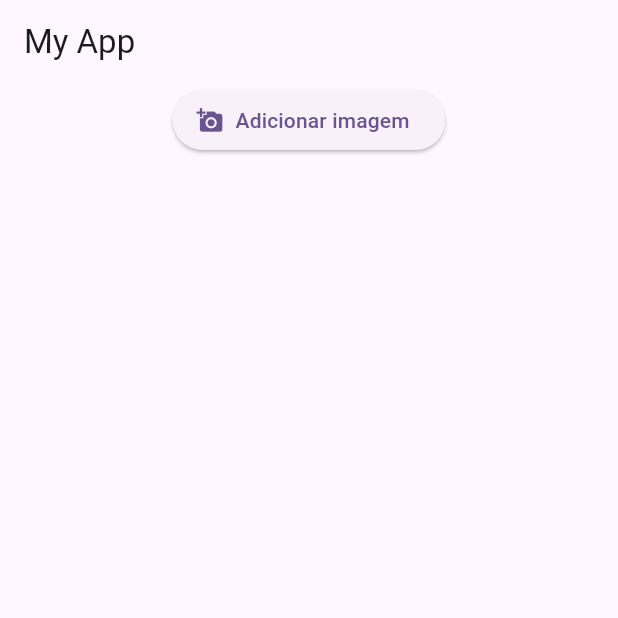
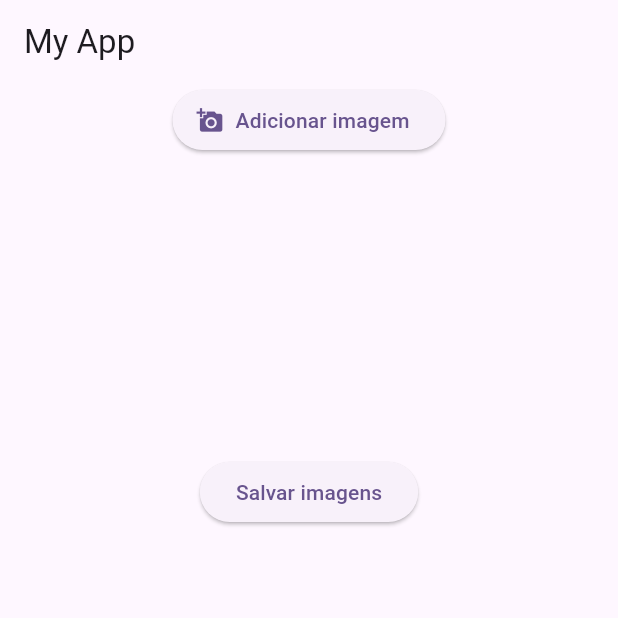
Before and after one commit to gfgomes/flutter_plugin_test, a Flutter app: the screen it shows after launch, on a phone screen of 412 x 824 dp, the top half of it. Run offline on Flutter 3.47's test engine with Material 3 defaults, Android fonts, the phone set to English and light mode, and no system bars; our stand-ins replace full_screen_image, image_picker; missing offline and left inert: cross_file_image.

Commit message:
Versão 1 do componente finalziado

```diff
--- a/lib/main.dart
+++ b/lib/main.dart
@@ -1,5 +1,5 @@
 import 'package:flutter/material.dart';
-import 'package:flutter_plugin_test/screens/list_view_image_page.dart';
+import 'package:flutter_plugin_test/screens/list_view_image_horizontal_page.dart';
 
 void main() {
   runApp(const MyApp());
--- /dev/null
+++ b/lib/screens/list_view_image_horizontal_page.dart
@@ -0,0 +1,81 @@
+import 'package:flutter/material.dart';
+import 'package:flutter_plugin_test/widgets/core_dialogs_widgets.dart';
+import 'package:flutter_plugin_test/widgets/list_view_image_horizontal_widget.dart';
+import 'package:image_picker/image_picker.dart';
+
+class ListViewImageWidgetPage extends StatefulWidget {
+  const ListViewImageWidgetPage({super.key});
+
+  @override
+  State<ListViewImageWidgetPage> createState() =>
+      _ListViewImageWidgetPageState();
+}
+
+class _ListViewImageWidgetPageState extends State<ListViewImageWidgetPage> {
+  List<XFile>? imageFileList = [];
+  int maxImages = 5;
+  @override
+  Widget build(BuildContext context) {
+    return Scaffold(
+      appBar: AppBar(
+        title: Text('My App'),
+      ),
+      body: Column(
+        children: [
+          ListViewHorizontalImageWidget(
+            imageFileList: imageFileList,
+            maxImages: maxImages,
+            fnAddImage: addImage,
+            fnRemoveImage: removeImage,
+          ),
+          ElevatedButton(
+              onPressed: () => saveImages(), child: Text('Salvar imagens'))
+        ],
+      ),
+    );
+  }
+
+  /// Adds an image to the `imageFileList`.
+  ///
+  /// The `image` parameter is the `XFile` object representing the image to be added.
+  ///
+  /// This function updates the state by adding the `image` to the `imageFileList`.
+  ///
+  /// Returns a `Future<void>` indicating the completion of the operation.
+  Future<void> addImage(XFile image) async {
+    setState(() {
+      imageFileList!.add(image);
+    });
+  }
+
+  /// Removes an image from the `imageFileList`.
+  ///
+  /// The `context` parameter is the `BuildContext` object representing the current state of the widget tree.
+  /// The `image` parameter is the `XFile` object representing the image to be removed.
+  ///
+  /// This function displays a confirmation dialog to the user asking if they want to remove the image.
+  /// If the user confirms, the image is removed from the `imageFileList` and the state is updated.
+  ///
+  /// Returns a `Future<void>` indicating the completion of the operation.
+  Future<void> removeImage(BuildContext context, XFile image) async {
+    //enableCamButton();
+    await showConfirmationDialog(context,
+            content: "Deseja remover esta imagem?")
+        .then((optionSelected) {
+      if (optionSelected) {
+        setState(() {
+          imageFileList!.remove(image);
+        });
+      }
+    });
+  }
+
+  /// Saves the images in the `imageFileList` to the device.
+  saveImages() {
+    if (imageFileList != null) {
+      print('imageFileList: ${imageFileList!.length}');
+    } else {
+      print('imageFileList é null');
+    }
+  }
+}
--- a/lib/screens/list_view_image_page.dart
+++ /dev/null
@@ -1,55 +0,0 @@
-import 'package:flutter/material.dart';
-import 'package:flutter_plugin_test/widgets/core_dialogs_widgets.dart';
-import 'package:flutter_plugin_test/widgets/list_view_image_widget.dart';
-import 'package:image_picker/image_picker.dart';
-
-class ListViewImageWidgetPage extends StatefulWidget {
-  const ListViewImageWidgetPage({super.key});
-
-  @override
-  State<ListViewImageWidgetPage> createState() =>
-      _ListViewImageWidgetPageState();
-}
-
-class _ListViewImageWidgetPageState extends State<ListViewImageWidgetPage> {
-  List<XFile>? imageFileList = [];
-  int maxImages = 5;
-  //File _image;
-  //ImagePicker picker = ImagePicker();
-
-  //bool enableCamera = true;
-
-  @override
-  Widget build(BuildContext context) {
-    return Scaffold(
-      appBar: AppBar(
-        title: Text('My App'),
-      ),
-      body: ListViewImageWidget(
-        imageFileList: imageFileList,
-        maxImages: maxImages,
-        fnAddImage: addImage,
-        fnRemoveImage: removeImage,
-      ),
-    );
-  }
-
-  Future<void> addImage(XFile image) async {
-    setState(() {
-      imageFileList!.add(image);
-    });
-  }
-
-  Future<void> removeImage(BuildContext context, XFile image) async {
-    //enableCamButton();
-    await showConfirmationDialog(context,
-            content: "Deseja remover esta imagem?")
-        .then((optionSelected) {
-      if (optionSelected) {
-        setState(() {
-          imageFileList!.remove(image);
-        });
-      }
-    });
-  }
-}
--- a/lib/widgets/list_view_image_widget.dart
+++ b/lib/widgets/list_view_image_horizontal_widget.dart
@@ -3,14 +3,46 @@ import 'package:flutter/material.dart';
 import 'package:full_screen_image/full_screen_image.dart';
 import 'package:image_picker/image_picker.dart';
 
-class ListViewImageWidget extends StatefulWidget {
+/// Widget de lista horizontal de imagens que permite adicionar e remover imagens.
+///
+/// A classe [ListViewHorizontalImageWidget] é responsável por exibir uma lista de imagens
+/// e permitir a adição e remoção de imagens. Ela utiliza um [ListView.builder]
+/// para renderizar as imagens e um [ ElevatedButton.icon] para adicionar novas
+/// imagens.
+///
+/// A lista de imagens é armazenada em uma lista de [XFile] chamada [imageFileList].
+/// Ao adicionar uma nova imagem, ela é adicionada à lista. Ao remover uma
+/// imagem, ela é removida da lista.
+///
+/// A classe também possui um método chamado [picker.pickImage] do componente image picker que é responsável
+/// por abrir o seletor de imagens do dispositivo e retornar a imagem selecionada
+/// como um [XFile].
+///
+/// A classe utiliza o pacote [image_picker] para abrir o seletor de imagens.
+///
+/// Parâmetros:
+///   - [imageFileList]: Lista de imagens[List<XFile>?] a serem exibidas e manipuladas.
+///   - [maxImages]: Número máximo de imagens [int] permitidas na lista.
+///   - [fnAddImage]: Função assíncrona para adicionar uma imagem à lista.
+///   - [fnRemoveImage]: Função assíncrona para remover uma imagem da lista.
+///
+/// Comunicação com widget pai:
+/// A comunicação da lista de imagens do widiget pair com a lista interna é feita pelas funções [fnAddImage] e [fnRemoveImage] que devem passadas
+/// como parametros no construtor, elas também devem chamar setstate para renderizar as auterações do widget.
+///
+/// Dependências:
+///   - [image_picker]: Para abrir o seletor de imagens.
+///  - [full_screen_image]: Para mostrar a imagem em tela cheia ao ser clicada.
+///  - [cross_file_image]: Para converter um [XFile] em uma imagem.
+///
+class ListViewHorizontalImageWidget extends StatefulWidget {
   final int maxImages;
 
   final List<XFile>? imageFileList;
   final Future<void> Function(XFile xFile) fnAddImage;
   final Future<void> Function(BuildContext context, XFile xFile) fnRemoveImage;
 
-  const ListViewImageWidget({
+  const ListViewHorizontalImageWidget({
     super.key,
     required this.imageFileList,
     required this.maxImages,
@@ -19,10 +51,12 @@ class ListViewImageWidget extends StatefulWidget {
   });
 
   @override
-  State<ListViewImageWidget> createState() => _ListViewImageWidgetState();
+  State<ListViewHorizontalImageWidget> createState() =>
+      _ListViewHorizontalImageWidgetState();
 }
 
-class _ListViewImageWidgetState extends State<ListViewImageWidget> {
+class _ListViewHorizontalImageWidgetState
+    extends State<ListViewHorizontalImageWidget> {
   final ImagePicker picker = ImagePicker();
   bool enableCamera = true;
 
```
